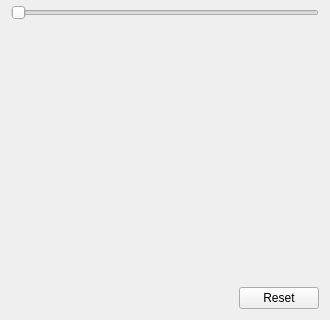
This is plugins/controls/dmzMitesControls.ui in dmzgroup/mites as Qt 5 draws it before an edit; both pictures show x 0 to 330 and y 215 to 535 of the 330 by 535 pixel window. The edited form follows.
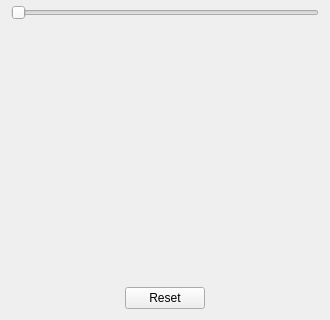
This is the edited form.

Commit message: Added zoom support in the Mites controls.

```diff
--- a/plugins/controls/dmzMitesControls.ui
+++ b/plugins/controls/dmzMitesControls.ui
@@ -230,8 +230,8 @@
        </property>
        <property name="sizeHint" stdset="0" >
         <size>
-         <width>40</width>
-         <height>20</height>
+         <width>78</width>
+         <height>17</height>
         </size>
        </property>
       </spacer>
@@ -243,6 +243,19 @@
        </property>
       </widget>
      </item>
+     <item>
+      <spacer name="horizontalSpacer_6" >
+       <property name="orientation" >
+        <enum>Qt::Horizontal</enum>
+       </property>
+       <property name="sizeHint" stdset="0" >
+        <size>
+         <width>40</width>
+         <height>20</height>
+        </size>
+       </property>
+      </spacer>
+     </item>
     </layout>
    </item>
   </layout>
```
The commit also changes 3 other files.
